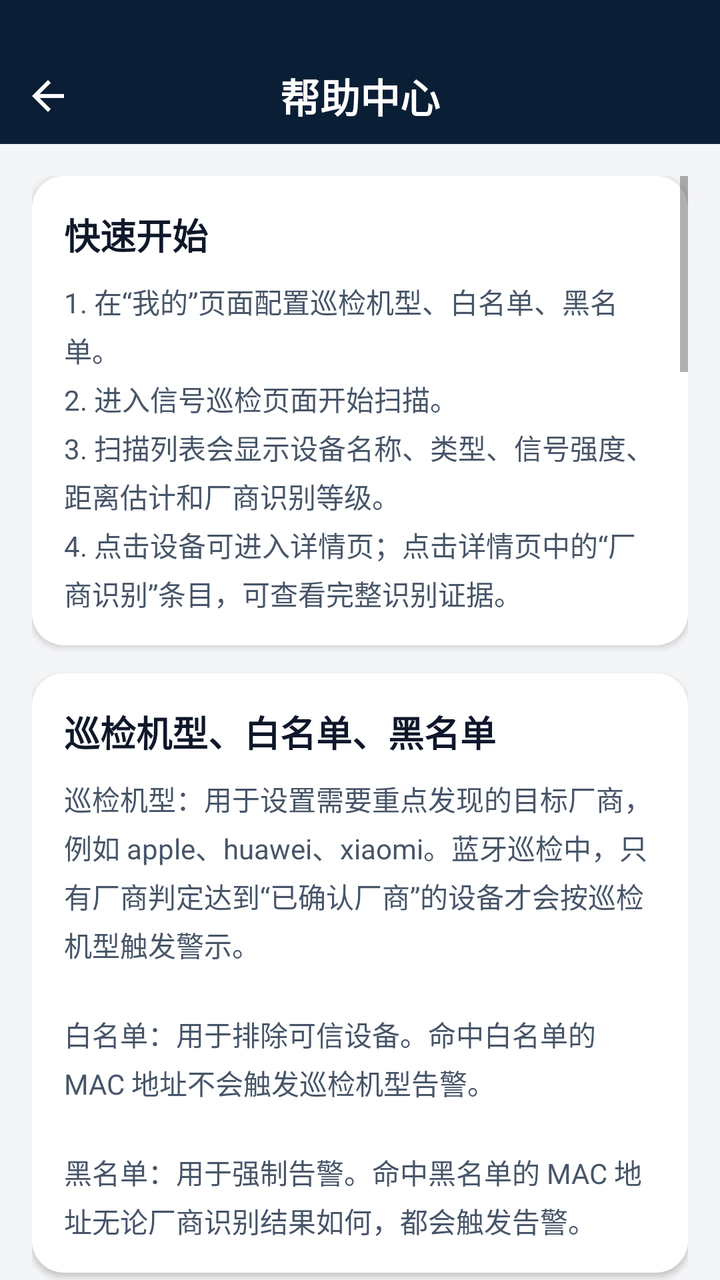
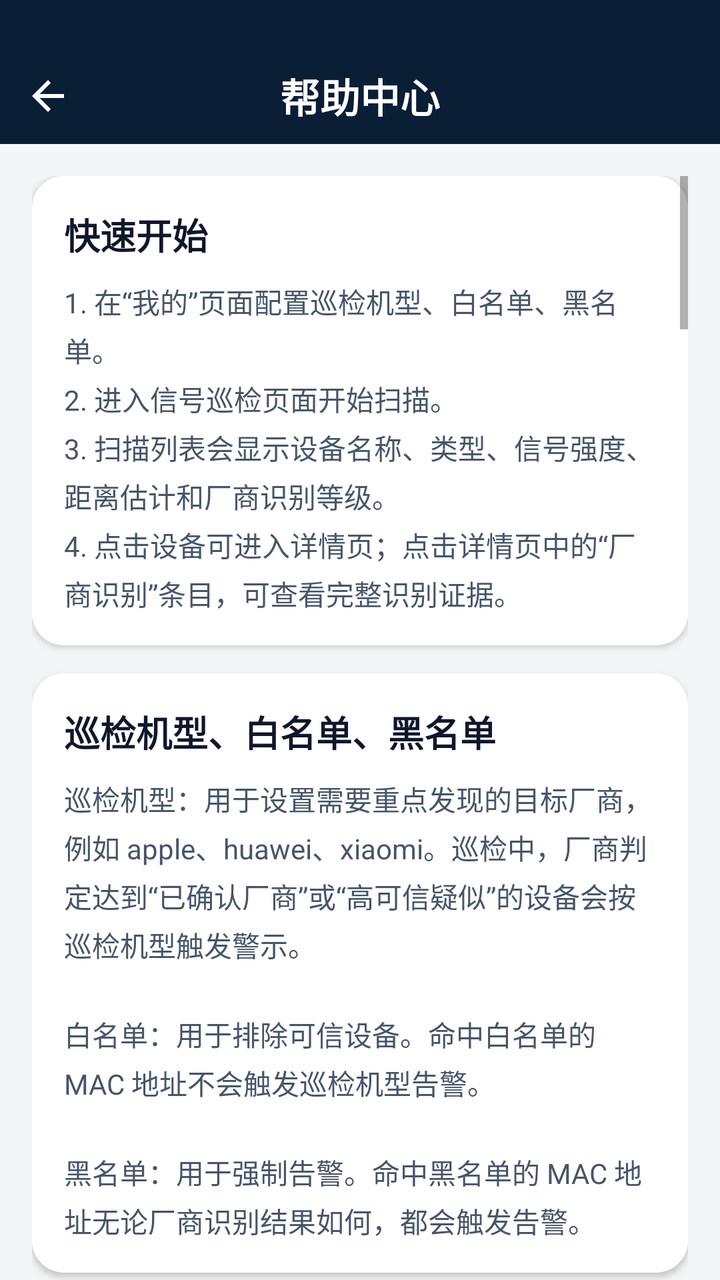

Compare the two renders of this Android layout. The source of the first and the diff that turns it into the second are given below.
<!-- AndroidManifest.xml: application theme Theme.Signal_dectect -->
<!-- res/layout/activity_help_center.xml -->
<?xml version="1.0" encoding="utf-8"?>
<LinearLayout xmlns:android="http://schemas.android.com/apk/res/android"
    xmlns:app="http://schemas.android.com/apk/res-auto"
    android:layout_width="match_parent"
    android:layout_height="match_parent"
    android:background="#F4F5F7"
    android:orientation="vertical">

    <FrameLayout
        android:layout_width="match_parent"
        android:layout_height="72dp"
        android:background="#0A1E36"
        android:paddingTop="24dp">

        <ImageView
            android:id="@+id/iv_back"
            android:layout_width="48dp"
            android:layout_height="48dp"
            android:layout_gravity="start|center_vertical"
            android:padding="12dp"
            android:src="@drawable/ic_back"
            app:tint="#FFFFFF" />

        <TextView
            android:layout_width="wrap_content"
            android:layout_height="wrap_content"
            android:layout_gravity="center"
            android:fontFamily="sans-serif-black"
            android:text="帮助中心"
            android:textColor="#FFFFFF"
            android:textSize="20sp" />
    </FrameLayout>

    <ScrollView
        android:layout_width="match_parent"
        android:layout_height="0dp"
        android:layout_weight="1"
        android:clipToPadding="false"
        android:padding="16dp">

        <LinearLayout
            android:layout_width="match_parent"
            android:layout_height="wrap_content"
            android:orientation="vertical"
            android:paddingBottom="24dp">

            <LinearLayout
                android:layout_width="match_parent"
                android:layout_height="wrap_content"
                android:background="@drawable/bg_card_rounded"
                android:elevation="2dp"
                android:orientation="vertical"
                android:padding="16dp">

                <TextView
                    android:layout_width="match_parent"
                    android:layout_height="wrap_content"
                    android:fontFamily="sans-serif-black"
                    android:text="快速开始"
                    android:textColor="#0F172A"
                    android:textSize="18sp" />

                <TextView
                    android:layout_width="match_parent"
                    android:layout_height="wrap_content"
                    android:layout_marginTop="10dp"
                    android:lineSpacingExtra="4dp"
                    android:text="1. 在“我的”页面配置巡检机型、白名单、黑名单。\n2. 进入信号巡检页面开始扫描。\n3. 扫描列表会显示设备名称、类型、信号强度、距离估计和厂商识别等级。\n4. 点击设备可进入详情页；点击详情页中的“厂商识别”条目，可查看完整识别证据。"
                    android:textColor="#475569"
                    android:textSize="14sp" />
            </LinearLayout>

            <LinearLayout
                android:layout_width="match_parent"
                android:layout_height="wrap_content"
                android:layout_marginTop="14dp"
                android:background="@drawable/bg_card_rounded"
                android:elevation="2dp"
                android:orientation="vertical"
                android:padding="16dp">

                <TextView
                    android:layout_width="match_parent"
                    android:layout_height="wrap_content"
                    android:fontFamily="sans-serif-black"
                    android:text="巡检机型、白名单、黑名单"
                    android:textColor="#0F172A"
                    android:textSize="18sp" />

                <TextView
                    android:layout_width="match_parent"
                    android:layout_height="wrap_content"
                    android:layout_marginTop="10dp"
                    android:lineSpacingExtra="4dp"
                    android:text="巡检机型：用于设置需要重点发现的目标厂商，例如 apple、huawei、xiaomi。蓝牙巡检中，只有厂商判定达到“已确认厂商”的设备才会按巡检机型触发警示。\n\n白名单：用于排除可信设备。命中白名单的 MAC 地址不会触发巡检机型告警。\n\n黑名单：用于强制告警。命中黑名单的 MAC 地址无论厂商识别结果如何，都会触发告警。"
                    android:textColor="#475569"
                    android:textSize="14sp" />
            </LinearLayout>

            <LinearLayout
                android:layout_width="match_parent"
                android:layout_height="wrap_content"
                android:layout_marginTop="14dp"
                android:background="@drawable/bg_card_rounded"
                android:elevation="2dp"
                android:orientation="vertical"
                android:padding="16dp">

                <TextView
                    android:layout_width="match_parent"
                    android:layout_height="wrap_content"
                    android:fontFamily="sans-serif-black"
                    android:text="厂商识别等级"
                    android:textColor="#0F172A"
                    android:textSize="18sp" />

                <TextView
                    android:layout_width="match_parent"
                    android:layout_height="wrap_content"
                    android:layout_marginTop="10dp"
                    android:lineSpacingExtra="4dp"
                    android:text="已确认厂商：存在较强证据，通常来自 GATT 设备信息服务或 PnP ID。此等级可用于目标厂商告警。\n\n高可信疑似：存在较强线索，但证据之间不完整或存在冲突。此等级会在列表中展示，但不会按巡检机型直接告警。\n\n候选线索：来自 BLE 广播厂商 ID、MAC OUI 或名称规则等弱证据，只能说明“可能相关”，不能直接认定整机厂商。\n\n未知厂商：没有足够证据，或扫描到的是随机地址、无名称、无可读 GATT 信息的设备。"
                    android:textColor="#475569"
                    android:textSize="14sp" />
            </LinearLayout>

            <LinearLayout
                android:layout_width="match_parent"
                android:layout_height="wrap_content"
                android:layout_marginTop="14dp"
                android:background="@drawable/bg_card_rounded"
                android:elevation="2dp"
                android:orientation="vertical"
                android:padding="16dp">

                <TextView
                    android:layout_width="match_parent"
                    android:layout_height="wrap_content"
                    android:fontFamily="sans-serif-black"
                    android:text="置信度如何得来"
                    android:textColor="#0F172A"
                    android:textSize="18sp" />

                <TextView
                    android:layout_width="match_parent"
                    android:layout_height="wrap_content"
                    android:layout_marginTop="10dp"
                    android:lineSpacingExtra="4dp"
                    android:text="100%：GATT Manufacturer Name 与 GATT PnP ID 厂商一致。两个独立字段互相印证，是当前最可靠的正常扫描证据。\n\n98%：GATT PnP ID 可解析出明确厂商。PnP ID 中的 VID 来源可能是 Bluetooth SIG 或 USB-IF，比普通广播厂商 ID 更接近设备身份。\n\n96%：GATT 设备信息服务返回明确 Manufacturer Name。该字段来自设备自报，可信度高，但理论上仍可被伪造。\n\n95%：WiFi BSSID OUI 与 SSID 品牌线索指向同一厂商。系统会在 WiFi 场景下标记为已确认厂商。\n\n85%：GATT 返回了厂商信息但存在冲突，或经典蓝牙 MAC OUI 与设备名称品牌一致。系统会标记为高可信疑似，但不直接作为已确认厂商。\n\n80%：WiFi BSSID OUI 命中厂商库。路由器/AP 的 BSSID 通常更稳定，因此该线索可作为高可信疑似。\n\n75%：经典蓝牙设备名称包含明确品牌特征，或非随机 BSSID 的 WiFi SSID 命中手机品牌线索。名称可被修改，因此单独命中不作为最终确认。\n\n70%：经典蓝牙 MAC OUI 命中厂商库，BLE 设备名称包含明确品牌特征，或随机 BSSID 的 WiFi SSID 命中手机品牌线索。\n\n60%：BLE 广播 Company ID 命中厂商库。该 ID 只能说明广播数据格式或协议归属，不等于整机厂商。\n\n45%：BLE MAC OUI 命中厂商库。BLE 设备常使用随机地址或可解析私有地址，因此该线索可信度较低。\n\n0%：没有可靠厂商证据，或 WiFi BSSID 疑似随机地址且没有 SSID 品牌线索。"
                    android:textColor="#475569"
                    android:textSize="14sp" />
            </LinearLayout>

            <LinearLayout
                android:layout_width="match_parent"
                android:layout_height="wrap_content"
                android:layout_marginTop="14dp"
                android:background="@drawable/bg_card_rounded"
                android:elevation="2dp"
                android:orientation="vertical"
                android:padding="16dp">

                <TextView
                    android:layout_width="match_parent"
                    android:layout_height="wrap_content"
                    android:fontFamily="sans-serif-black"
                    android:text="为什么 Apple Inc 不一定是苹果设备"
                    android:textColor="#0F172A"
                    android:textSize="18sp" />

                <TextView
                    android:layout_width="match_parent"
                    android:layout_height="wrap_content"
                    android:layout_marginTop="10dp"
                    android:lineSpacingExtra="4dp"
                    android:text="BLE 广播里的 Apple Inc 通常来自 Bluetooth Company ID。它只能说明这段广播数据使用了 Apple 分配的 Company ID，不能单独证明整机是苹果设备。\n\n例如 iBeacon 格式会使用 Apple Company ID，但实际发射设备可能是第三方信标、传感器或开发板。因此系统会避免把这类广播直接判定为苹果设备，必须结合 GATT、PnP ID、设备名称等更强证据。"
                    android:textColor="#475569"
                    android:textSize="14sp" />
            </LinearLayout>

            <LinearLayout
                android:layout_width="match_parent"
                android:layout_height="wrap_content"
                android:layout_marginTop="14dp"
                android:background="@drawable/bg_card_rounded"
                android:elevation="2dp"
                android:orientation="vertical"
                android:padding="16dp">

                <TextView
                    android:layout_width="match_parent"
                    android:layout_height="wrap_content"
                    android:fontFamily="sans-serif-black"
                    android:text="如何提升识别准确度"
                    android:textColor="#0F172A"
                    android:textSize="18sp" />

                <TextView
                    android:layout_width="match_parent"
                    android:layout_height="wrap_content"
                    android:layout_marginTop="10dp"
                    android:lineSpacingExtra="4dp"
                    android:text="保持扫描一段时间：部分设备需要多次广播或 GATT 读取后才能确认厂商。\n\n靠近目标区域：距离过远时信号弱，GATT 连接更容易失败，厂商确认可能停留在候选线索。\n\n开启必要权限：蓝牙扫描、蓝牙连接、位置信息权限都会影响扫描结果。\n\n关注判定等级：执行巡检判断时，应优先相信“已确认厂商”；“候选线索”只作为排查参考。\n\n查看证据详情：在设备详情页点击“厂商识别”，可以查看该设备当前置信度的具体来源。"
                    android:textColor="#475569"
                    android:textSize="14sp" />
            </LinearLayout>

            <LinearLayout
                android:layout_width="match_parent"
                android:layout_height="wrap_content"
                android:layout_marginTop="14dp"
                android:background="@drawable/bg_card_rounded"
                android:elevation="2dp"
                android:orientation="vertical"
                android:padding="16dp">

                <TextView
                    android:layout_width="match_parent"
                    android:layout_height="wrap_content"
                    android:fontFamily="sans-serif-black"
                    android:text="扫描不到或结果变化的原因"
                    android:textColor="#0F172A"
                    android:textSize="18sp" />

                <TextView
                    android:layout_width="match_parent"
                    android:layout_height="wrap_content"
                    android:layout_marginTop="10dp"
                    android:lineSpacingExtra="4dp"
                    android:text="设备可能处于休眠、息屏、省电或低广播频率状态。\n\nBLE 地址可能会周期性变化，同一物理设备可能表现为不同地址。\n\nAndroid 系统会限制后台扫描频率，长时间扫描时结果可能受系统策略影响。\n\n距离估计基于 RSSI，只能作为近似参考；墙体、遮挡、人体和设备发射功率都会影响结果。"
                    android:textColor="#475569"
                    android:textSize="14sp" />
            </LinearLayout>
        </LinearLayout>
    </ScrollView>
</LinearLayout>
<!-- resources referenced by this layout -->
<resources>
  <!-- drawable bg_card_rounded (drawable) -->
  <?xml version="1.0" encoding="utf-8"?>
  <shape xmlns:android="http://schemas.android.com/apk/res/android">
      <solid android:color="#FFFFFF" />
      <corners android:radius="16dp" />
  </shape>
  <!-- drawable ic_back (drawable) -->
  <vector xmlns:android="http://schemas.android.com/apk/res/android"
      android:width="24dp"
      android:height="24dp"
      android:viewportWidth="24"
      android:viewportHeight="24">
    <path
        android:fillColor="#000000"
        android:pathData="M20,11H7.83l5.59,-5.59L12,4l-8,8l8,8l1.41,-1.41L7.83,13H20v-2z"/>
  </vector>
  <style name="Theme.Signal_dectect" parent="Theme.MaterialComponents.DayNight.NoActionBar">
          
          <item name="colorPrimary">@color/primary</item>
          <item name="colorPrimaryVariant">@color/primary_variant</item>
          <item name="colorOnPrimary">@color/on_primary</item>
          
          
          <item name="colorSecondary">@color/secondary</item>
          <item name="colorSecondaryVariant">@color/secondary_variant</item>
          <item name="colorOnSecondary">@color/on_secondary</item>
          
          
          <item name="android:windowBackground">@color/background</item>
          <item name="colorSurface">@color/surface</item>
          
          
          <item name="android:statusBarColor">@color/background</item>
          <item name="android:windowLightStatusBar">true</item>
          
          
      </style>
  <color name="primary">#2563EB</color>
  <color name="primary_variant">#1D4ED8</color>
  <color name="on_primary">#FFFFFF</color>
  <color name="secondary">#0EA5E9</color>
  <color name="secondary_variant">#0284C7</color>
  <color name="on_secondary">#FFFFFF</color>
  <color name="background">#F8FAFC</color>
  <color name="surface">#FFFFFF</color>
</resources>

<!-- the commit's change to res/layout/activity_help_center.xml (unified diff, before → after) -->
@@ -92,7 +92,61 @@
                     android:layout_height="wrap_content"
                     android:layout_marginTop="10dp"
                     android:lineSpacingExtra="4dp"
-                    android:text="巡检机型：用于设置需要重点发现的目标厂商，例如 apple、huawei、xiaomi。蓝牙巡检中，只有厂商判定达到“已确认厂商”的设备才会按巡检机型触发警示。\n\n白名单：用于排除可信设备。命中白名单的 MAC 地址不会触发巡检机型告警。\n\n黑名单：用于强制告警。命中黑名单的 MAC 地址无论厂商识别结果如何，都会触发告警。"
+                    android:text="巡检机型：用于设置需要重点发现的目标厂商，例如 apple、huawei、xiaomi。巡检中，厂商判定达到“已确认厂商”或“高可信疑似”的设备会按巡检机型触发警示。\n\n白名单：用于排除可信设备。命中白名单的 MAC 地址不会触发巡检机型告警。\n\n黑名单：用于强制告警。命中黑名单的 MAC 地址无论厂商识别结果如何，都会触发告警。"
+                    android:textColor="#475569"
+                    android:textSize="14sp" />
+            </LinearLayout>
+
+            <LinearLayout
+                android:layout_width="match_parent"
+                android:layout_height="wrap_content"
+                android:layout_marginTop="14dp"
+                android:background="@drawable/bg_card_rounded"
+                android:elevation="2dp"
+                android:orientation="vertical"
+                android:padding="16dp">
+
+                <TextView
+                    android:layout_width="match_parent"
+                    android:layout_height="wrap_content"
+                    android:fontFamily="sans-serif-black"
+                    android:text="局域网扫描如何判断设备"
+                    android:textColor="#0F172A"
+                    android:textSize="18sp" />
+
+                <TextView
+                    android:layout_width="match_parent"
+                    android:layout_height="wrap_content"
+                    android:layout_marginTop="10dp"
+                    android:lineSpacingExtra="4dp"
+                    android:text="局域网扫描会优先读取当前 WiFi 的 IP、网关和网段，然后通过 ICMP/ARP 探测发现在线设备。\n\n设备厂商主要来自 MAC OUI 厂商库。命中厂商库可说明网卡或设备供应商，但不一定等于整机品牌。\n\n系统会标记网关/路由器、摄像头设备、移动终端、电脑终端等类别。类别来自网关地址、主机名和厂商关键词推断，属于辅助判断。\n\n局域网扫描受 Android 系统权限、设备防火墙、ARP 缓存和网络隔离影响。有些设备在线但不响应 ping，可能只能通过 ARP 缓存发现。"
+                    android:textColor="#475569"
+                    android:textSize="14sp" />
+            </LinearLayout>
+
+            <LinearLayout
+                android:layout_width="match_parent"
+                android:layout_height="wrap_content"
+                android:layout_marginTop="14dp"
+                android:background="@drawable/bg_card_rounded"
+                android:elevation="2dp"
+                android:orientation="vertical"
+                android:padding="16dp">
+
+                <TextView
+                    android:layout_width="match_parent"
+                    android:layout_height="wrap_content"
+                    android:fontFamily="sans-serif-black"
+                    android:text="基站扫描如何判断"
+                    android:textColor="#0F172A"
+                    android:textSize="18sp" />
+
+                <TextView
+                    android:layout_width="match_parent"
+                    android:layout_height="wrap_content"
+                    android:layout_marginTop="10dp"
+                    android:lineSpacingExtra="4dp"
+                    android:text="基站扫描读取系统提供的运营商名称、PLMN、网络制式和信号强度，例如 5G NR、4G LTE、3G、2G。\n\n运营商名称来自系统 Telephony 服务，通常可信度较高，但普通 Android API 无法直接列出周围所有基站，也无法单独证明某个基站是否伪造。\n\n当运营商信息完整时，系统会以高可信显示运营商；当运营商未知时，只保留信号强度和网络类型作为参考。\n\n如果需要更强的伪基站识别，需要接入小区 ID、LAC/TAC、频点、PCI、邻区列表、历史基站白名单等更底层数据。"
                     android:textColor="#475569"
                     android:textSize="14sp" />
             </LinearLayout>
@@ -119,7 +173,7 @@
                     android:layout_height="wrap_content"
                     android:layout_marginTop="10dp"
                     android:lineSpacingExtra="4dp"
-                    android:text="已确认厂商：存在较强证据，通常来自 GATT 设备信息服务或 PnP ID。此等级可用于目标厂商告警。\n\n高可信疑似：存在较强线索，但证据之间不完整或存在冲突。此等级会在列表中展示，但不会按巡检机型直接告警。\n\n候选线索：来自 BLE 广播厂商 ID、MAC OUI 或名称规则等弱证据，只能说明“可能相关”，不能直接认定整机厂商。\n\n未知厂商：没有足够证据，或扫描到的是随机地址、无名称、无可读 GATT 信息的设备。"
+                    android:text="已确认厂商：存在较强证据，通常来自 GATT 设备信息服务、PnP ID，或 WiFi BSSID 与 SSID 品牌一致。此等级可用于目标厂商告警。\n\n高可信疑似：存在较强线索，但证据之间不完整或仍可能被人为修改。此等级也会按巡检机型触发警示，弹窗中会标明是高可信命中。\n\n候选线索：来自 BLE 广播厂商 ID、BLE MAC OUI 等弱证据，只能说明“可能相关”，不会按巡检机型直接告警。\n\n未知厂商：没有足够证据，或扫描到的是随机地址、无名称、无可读 GATT 信息的设备。"
                     android:textColor="#475569"
                     android:textSize="14sp" />
             </LinearLayout>
@@ -146,7 +200,7 @@
                     android:layout_height="wrap_content"
                     android:layout_marginTop="10dp"
                     android:lineSpacingExtra="4dp"
-                    android:text="100%：GATT Manufacturer Name 与 GATT PnP ID 厂商一致。两个独立字段互相印证，是当前最可靠的正常扫描证据。\n\n98%：GATT PnP ID 可解析出明确厂商。PnP ID 中的 VID 来源可能是 Bluetooth SIG 或 USB-IF，比普通广播厂商 ID 更接近设备身份。\n\n96%：GATT 设备信息服务返回明确 Manufacturer Name。该字段来自设备自报，可信度高，但理论上仍可被伪造。\n\n95%：WiFi BSSID OUI 与 SSID 品牌线索指向同一厂商。系统会在 WiFi 场景下标记为已确认厂商。\n\n85%：GATT 返回了厂商信息但存在冲突，或经典蓝牙 MAC OUI 与设备名称品牌一致。系统会标记为高可信疑似，但不直接作为已确认厂商。\n\n80%：WiFi BSSID OUI 命中厂商库。路由器/AP 的 BSSID 通常更稳定，因此该线索可作为高可信疑似。\n\n75%：经典蓝牙设备名称包含明确品牌特征，或非随机 BSSID 的 WiFi SSID 命中手机品牌线索。名称可被修改，因此单独命中不作为最终确认。\n\n70%：经典蓝牙 MAC OUI 命中厂商库，BLE 设备名称包含明确品牌特征，或随机 BSSID 的 WiFi SSID 命中手机品牌线索。\n\n60%：BLE 广播 Company ID 命中厂商库。该 ID 只能说明广播数据格式或协议归属，不等于整机厂商。\n\n45%：BLE MAC OUI 命中厂商库。BLE 设备常使用随机地址或可解析私有地址，因此该线索可信度较低。\n\n0%：没有可靠厂商证据，或 WiFi BSSID 疑似随机地址且没有 SSID 品牌线索。"
+                    android:text="100%：GATT Manufacturer Name 与 GATT PnP ID 厂商一致。两个独立字段互相印证，是当前最可靠的正常扫描证据。\n\n98%：GATT PnP ID 可解析出明确厂商。PnP ID 中的 VID 来源可能是 Bluetooth SIG 或 USB-IF，比普通广播厂商 ID 更接近设备身份。\n\n96%：GATT 设备信息服务返回明确 Manufacturer Name。该字段来自设备自报，可信度高，但理论上仍可被伪造。\n\n95%：WiFi BSSID OUI 与 SSID 品牌线索指向同一厂商。系统会在 WiFi 场景下标记为已确认厂商。\n\n85%：GATT 返回了厂商信息但存在冲突，或经典蓝牙 MAC OUI 与设备名称品牌一致。系统会标记为高可信疑似。\n\n80%：经典蓝牙 MAC OUI 命中厂商库，或 WiFi BSSID OUI 命中厂商库。经典蓝牙地址和路由器/AP BSSID 通常更稳定，因此可作为高可信疑似。\n\n75%：经典蓝牙设备名称包含明确品牌特征，或非随机 BSSID 的 WiFi SSID 命中手机品牌线索。名称可被修改，因此单独命中不作为最终确认。\n\n70%：BLE 设备名称包含明确品牌特征，或随机 BSSID 的 WiFi SSID 命中手机品牌线索。\n\n60%：BLE 广播 Company ID 命中厂商库。该 ID 只能说明广播数据格式或协议归属，不等于整机厂商。\n\n45%：BLE MAC OUI 命中厂商库。BLE 设备常使用随机地址或可解析私有地址，因此该线索可信度较低。\n\n0%：没有可靠厂商证据，或 WiFi BSSID 疑似随机地址且没有 SSID 品牌线索。"
                     android:textColor="#475569"
                     android:textSize="14sp" />
             </LinearLayout>
